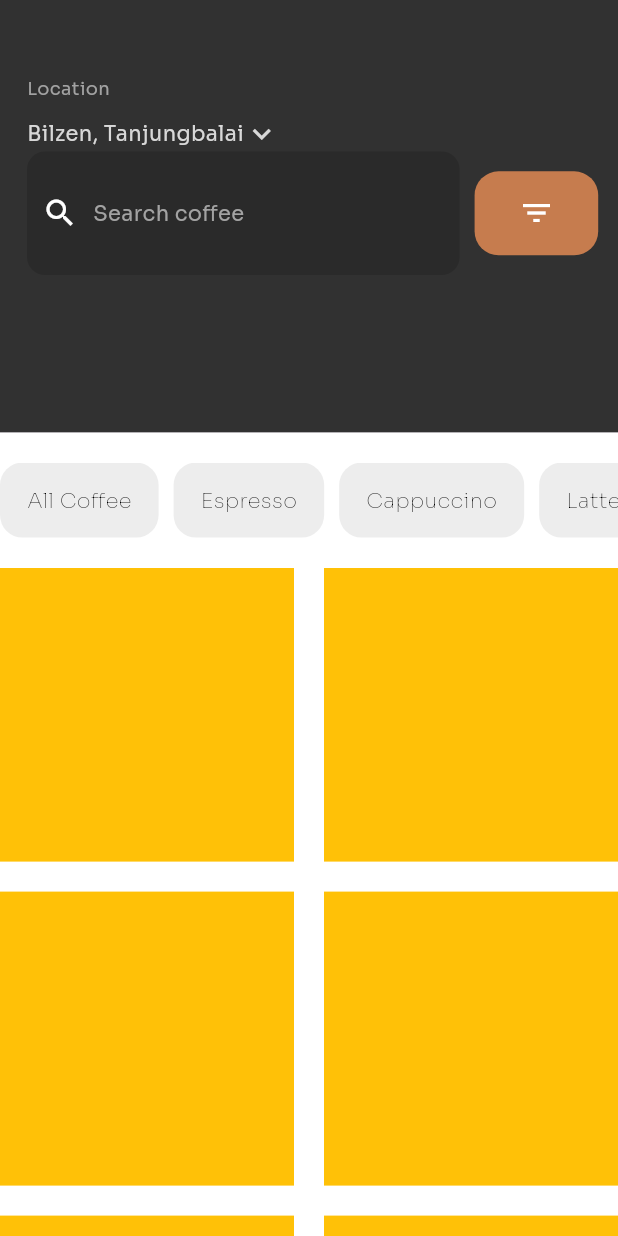
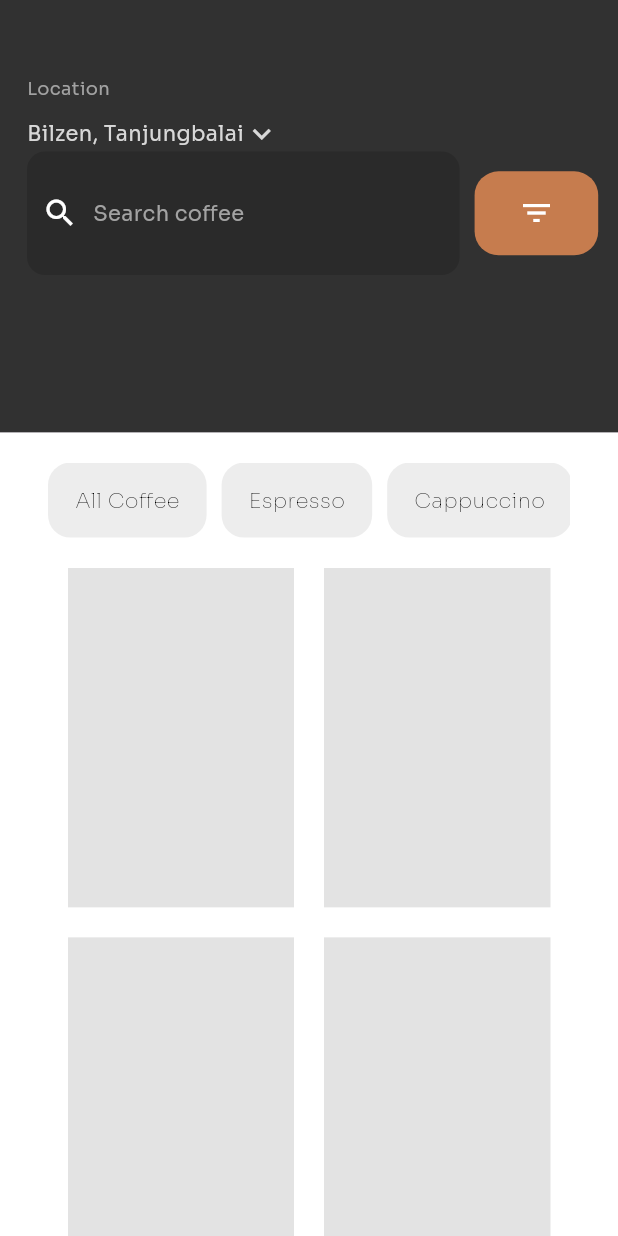
Before and after one commit to mehdinathani/brewly-coffee-online-shop, a Flutter app: the screen it shows after launch, on a phone screen of 412 x 824 dp. Run offline on Flutter 3.47's test engine with Material 3 defaults, Android fonts, the phone set to English and light mode, and no system bars; our stand-ins replace google_fonts.

Commit message:
1st screen done

```diff
--- /dev/null
+++ b/lib/components/custom_colors.dart
@@ -0,0 +1,10 @@
+import 'package:flutter/material.dart';
+
+class CustomColors {
+  final dark = Color(0xff313131);
+  final brown1 = Color(0xffC67C4E);
+  final grey1 = Color(0xffE3E3E3);
+  final lightBrown = Color(0xffEDD6C8);
+  final lightgrey = Color(0xff797979);
+  final slightbrown = Color(0xffF9F2ED);
+}
--- /dev/null
+++ b/lib/components/item_card.dart
@@ -0,0 +1,19 @@
+import 'package:brewly/components/custom_colors.dart';
+import 'package:flutter/material.dart';
+
+class ItemCard extends StatelessWidget {
+  const ItemCard({super.key});
+
+  @override
+  Widget build(BuildContext context) {
+    final mediaH = MediaQuery.of(context).size.height;
+    final mediaW = MediaQuery.of(context).size.width;
+    return Container(
+      decoration: BoxDecoration(
+        color: CustomColors().grey1,
+      ),
+      height: 238,
+      width: 156,
+    );
+  }
+}
--- a/lib/screens/home_view.dart
+++ b/lib/screens/home_view.dart
@@ -1,6 +1,7 @@
 import 'package:brewly/components/button.dart';
 import 'package:brewly/components/coffee_card.dart';
 import 'package:brewly/components/global.dart';
+import 'package:brewly/components/item_card.dart';
 import 'package:flutter/material.dart';
 
 class HomeView extends StatefulWidget {
@@ -113,7 +114,9 @@ class _HomeViewState extends State<HomeView> {
                   const SizedBox(
                     height: 20,
                   ),
-                  SizedBox(
+                  Padding(
+                    padding: const EdgeInsets.symmetric(horizontal: 32),
+                    child: SizedBox(
                       height: 50, // Limit the height of ListView
                       child: ListView.separated(
                         scrollDirection: Axis.horizontal,
@@ -133,23 +136,25 @@ class _HomeViewState extends State<HomeView> {
                             const SizedBox(width: 10),
                       ),
                     ),
+                  ),
                   const SizedBox(
                     height: 20,
                   ),
                   Expanded(
+                    child: Padding(
+                      padding: const EdgeInsets.symmetric(horizontal: 45),
                       child: GridView.builder(
-                      gridDelegate:
-                          const SliverGridDelegateWithFixedCrossAxisCount(
+                        gridDelegate: SliverGridDelegateWithFixedCrossAxisCount(
+                            childAspectRatio:
+                                (mediaWidth * 0.4) / (mediaHeight * 0.3),
                             crossAxisSpacing: 20,
                             crossAxisCount: 2,
                             mainAxisSpacing: 20),
                         itemCount: 20,
                         itemBuilder: (context, index) {
-                        return Container(
-                          height: 100,
-                          color: Colors.amber,
-                        );
+                          return ItemCard();
                         },
+                      ),
                     ),
                   ),
                 ],
```
Lines whose indentation alone changed are shown as unchanged.
